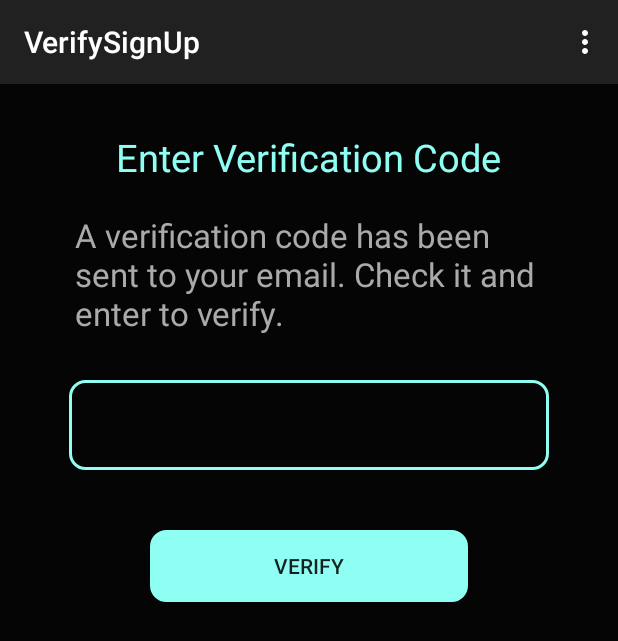
After one commit to HasithaIroshanaDilshan/dogapp, an Android app: the VerifySignUp screen opened directly, with no data from a screen before it, on a phone screen of 412 x 824 dp. The commit adds this screen. Shown: the top 641 px of the screen. Run offline under Robolectric (Android 15) with nearby library versions, the light colour scheme and no system bars; 1 statement that could not run was skipped.

Commit message:
sign up verification part added. verification code generated in server and mut add it to verify. Need to send it to mail

```diff
--- a/DogApp/app/src/main/AndroidManifest.xml
+++ b/DogApp/app/src/main/AndroidManifest.xml
@@ -83,6 +83,10 @@
             android:name=".Suggesions"
             android:label="@string/title_activity_suggesions" >
         </activity>
+        <activity
+            android:name=".VerifySignUp"
+            android:label="@string/title_activity_verify_sign_up" >
+        </activity>
     </application>
 
 </manifest>
--- a/DogApp/app/src/main/java/lk/ac/pdn/ce/dogapp/SignUp.java
+++ b/DogApp/app/src/main/java/lk/ac/pdn/ce/dogapp/SignUp.java
@@ -57,7 +57,7 @@ public class SignUp extends ActionBarActivity {
                     alertDialog.show();
                 }else{
                     String type= "sign_up";
-                    BackgroundWorker backgroundWorker = new BackgroundWorker(thisContext);
+                    BackgroundWorker backgroundWorker = new BackgroundWorker(SignUp.this);
                     backgroundWorker.execute(type,uname,email,pword1);
                 }
 
--- /dev/null
+++ b/DogApp/app/src/main/java/lk/ac/pdn/ce/dogapp/VerifySignUp.java
@@ -0,0 +1,57 @@
+package lk.ac.pdn.ce.dogapp;
+
+import android.content.Intent;
+import android.support.v7.app.ActionBarActivity;
+import android.os.Bundle;
+import android.view.Menu;
+import android.view.MenuItem;
+import android.view.View;
+import android.widget.Button;
+import android.widget.EditText;
+
+
+public class VerifySignUp extends ActionBarActivity {
+
+    @Override
+    protected void onCreate(Bundle savedInstanceState) {
+        super.onCreate(savedInstanceState);
+        setContentView(R.layout.activity_verify_sign_up);
+
+        Intent signIntent= getIntent();
+        final String id= signIntent.getExtras().getString("id");
+
+        final EditText verifycodetxt=(EditText)findViewById(R.id.verifycode);
+        Button verifybtn =(Button)findViewById(R.id.verifybtn);
+
+        verifybtn.setOnClickListener(new View.OnClickListener() {
+            @Override
+            public void onClick(View v) {
+                String type= "verify";
+                BackgroundWorker backgroundWorker = new BackgroundWorker(VerifySignUp.this);
+                backgroundWorker.execute(type,id,verifycodetxt.getText().toString());
+            }
+        });
+    }
+
+    @Override
+    public boolean onCreateOptionsMenu(Menu menu) {
+        // Inflate the menu; this adds items to the action bar if it is present.
+        getMenuInflater().inflate(R.menu.menu_verify_sign_up, menu);
+        return true;
+    }
+
+    @Override
+    public boolean onOptionsItemSelected(MenuItem item) {
+        // Handle action bar item clicks here. The action bar will
+        // automatically handle clicks on the Home/Up button, so long
+        // as you specify a parent activity in AndroidManifest.xml.
+        int id = item.getItemId();
+
+        //noinspection SimplifiableIfStatement
+        if (id == R.id.action_settings) {
+            return true;
+        }
+
+        return super.onOptionsItemSelected(item);
+    }
+}
--- /dev/null
+++ b/DogApp/app/src/main/res/layout/activity_verify_sign_up.xml
@@ -0,0 +1,65 @@
+<LinearLayout
+    xmlns:android="http://schemas.android.com/apk/res/android"
+    xmlns:tools="http://schemas.android.com/tools" android:layout_width="match_parent"
+    android:layout_height="match_parent" android:paddingLeft="@dimen/activity_horizontal_margin"
+    android:paddingRight="@dimen/activity_horizontal_margin"
+    android:paddingTop="@dimen/activity_vertical_margin"
+    android:paddingBottom="@dimen/activity_vertical_margin"
+    android:orientation="vertical"
+    tools:context="lk.ac.pdn.ce.dogapp.VerifySignUp"
+    android:background="#ff050505">
+
+    <TextView
+        android:layout_width="wrap_content"
+        android:layout_height="wrap_content"
+        android:textAppearance="?android:attr/textAppearanceLarge"
+        android:text="Enter Verification Code"
+        android:id="@+id/textView18"
+        android:layout_gravity="center_horizontal"
+        android:textSize="25sp"
+        android:textColor="#ff90fff3"
+        android:layout_marginTop="15dp"
+        android:layout_alignParentTop="true"
+        android:layout_centerHorizontal="true" />
+
+    <TextView
+        android:layout_width="311dp"
+        android:layout_height="wrap_content"
+        android:textAppearance="?android:attr/textAppearanceLarge"
+        android:text="A verification code has been sent to your email. Check it and enter to verify."
+        android:id="@+id/textView19"
+        android:layout_below="@+id/textView18"
+        android:textColor="@android:color/darker_gray"
+        android:layout_alignStart="@+id/textView18"
+        android:layout_gravity="center"
+        android:layout_marginTop="20dp" />
+
+    <EditText
+        android:layout_width="match_parent"
+        android:layout_height="60dp"
+        android:inputType="number"
+        android:ems="10"
+        android:id="@+id/verifycode"
+        android:background="@drawable/edittextstyle"
+        android:layout_below="@+id/textView19"
+        android:layout_centerHorizontal="true"
+        android:layout_gravity="center"
+        android:layout_marginTop="30dp"
+        android:layout_marginLeft="30dp"
+        android:layout_marginRight="30dp"
+        android:paddingLeft="20dp"
+        android:textColor="#ff90fff3" />
+
+    <Button
+        android:layout_width="212dp"
+        android:layout_height="wrap_content"
+        android:text="Verify"
+        android:id="@+id/verifybtn"
+        android:layout_marginTop="40dp"
+        android:layout_below="@+id/verifycode"
+        android:background="@drawable/hover"
+        android:layout_alignEnd="@+id/verifycode"
+        android:layout_alignStart="@+id/verifycode"
+        android:layout_gravity="center_horizontal" />
+
+</LinearLayout>
--- /dev/null
+++ b/DogApp/app/src/main/res/menu/menu_verify_sign_up.xml
@@ -0,0 +1,6 @@
+<menu xmlns:android="http://schemas.android.com/apk/res/android"
+    xmlns:app="http://schemas.android.com/apk/res-auto"
+    xmlns:tools="http://schemas.android.com/tools" tools:context="lk.ac.pdn.ce.dogapp.VerifySignUp">
+    <item android:id="@+id/action_settings" android:title="@string/action_settings"
+        android:orderInCategory="100" app:showAsAction="never" />
+</menu>
--- a/DogApp/app/src/main/res/values/strings.xml
+++ b/DogApp/app/src/main/res/values/strings.xml
@@ -39,4 +39,5 @@
     </string-array>
     <string name="title_activity_splash">Splash</string>
     <string name="title_activity_suggesions">Suggesions</string>
+    <string name="title_activity_verify_sign_up">VerifySignUp</string>
 </resources>
```
Also changed, not shown: DogApp/app/src/main/java/lk/ac/pdn/ce/dogapp/BackgroundWorker.java (+37 -4 lines).
